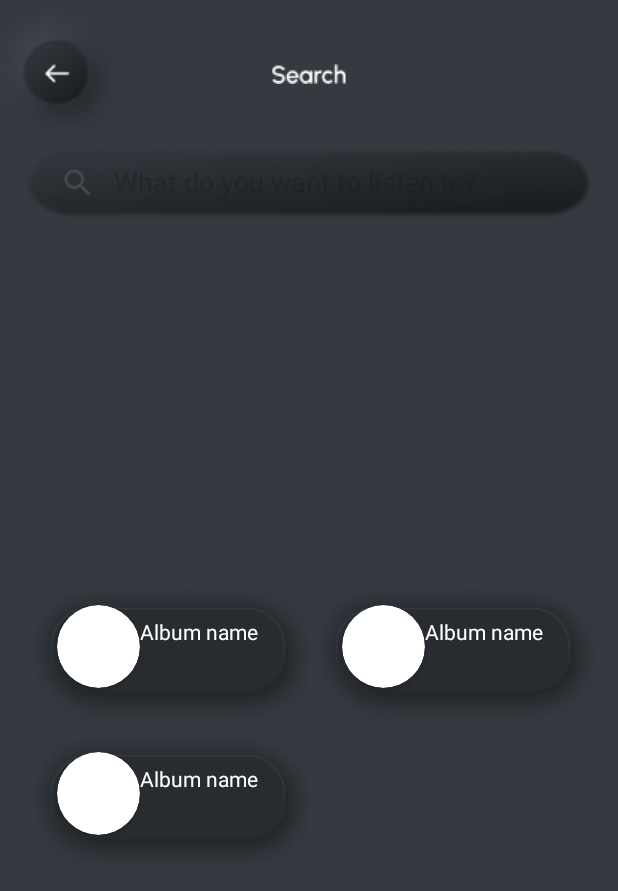
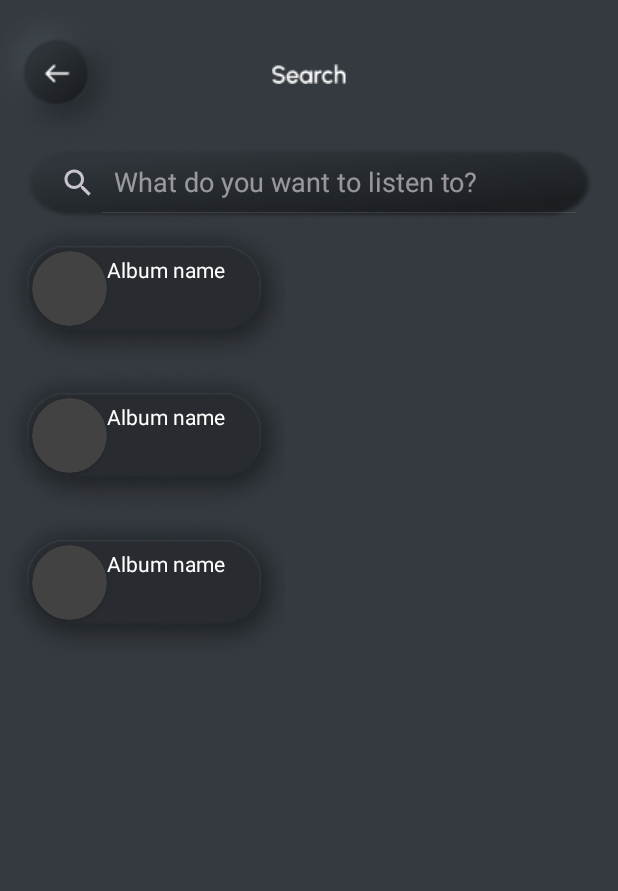
Before and after one commit to sleepingforest100/Music-App-Android, an Android app: the layout fragment_search.xml on its own in the app's theme, with its tools: preview values and no code run, on a phone screen of 412 x 824 dp. Shown: the top 891 px of the screen. Run offline under Robolectric (Android 15) with nearby library versions, the phone set to English and light mode, and no system bars.

Commit message:
feature: add search

```diff
--- a/app/src/main/java/kz/just_code/musicapp/MainActivity.kt
+++ b/app/src/main/java/kz/just_code/musicapp/MainActivity.kt
@@ -2,6 +2,7 @@ package kz.just_code.musicapp
 
 import androidx.appcompat.app.AppCompatActivity
 import android.os.Bundle
+import androidx.appcompat.app.AppCompatDelegate
 import androidx.navigation.NavController
 import androidx.navigation.findNavController
 import androidx.navigation.ui.setupWithNavController
@@ -17,6 +18,7 @@ class MainActivity : AppCompatActivity() {
         super.onCreate(savedInstanceState)
         binding = ActivityMainBinding.inflate(layoutInflater)
         setContentView(binding.root)
+        AppCompatDelegate.setDefaultNightMode(AppCompatDelegate.MODE_NIGHT_YES)
 
         // Найти NavController
         navController = findNavController(R.id.nav_host_fragment)
--- a/app/src/main/java/kz/just_code/musicapp/data/MusicRepository.kt
+++ b/app/src/main/java/kz/just_code/musicapp/data/MusicRepository.kt
@@ -1,14 +1,12 @@
 package kz.just_code.musicapp.data
 
 import androidx.lifecycle.LiveData
-import kz.just_code.musicapp.AlbumData
-import kz.just_code.musicapp.AlbumItem
-import kz.just_code.musicapp.Albums
 import kz.just_code.musicapp.PlaylistSecondList
+import kz.just_code.musicapp.SongTrackItem
 
 interface MusicRepository {
     suspend fun searchMusic(text: String)
-    val albumlivedata: LiveData<List<AlbumItem>?>
+    val tracksLiveData: LiveData<List<SongTrackItem>?>
 
     suspend fun getAlbums()
     val homeAlbumsLiveData: LiveData<List<PlaylistSecondList>>
--- a/app/src/main/java/kz/just_code/musicapp/data/SpotifyApi.kt
+++ b/app/src/main/java/kz/just_code/musicapp/data/SpotifyApi.kt
@@ -8,7 +8,7 @@ import retrofit2.http.Headers
 import retrofit2.http.Query
 
 interface SpotifyApi {
-    @GET("search")
+    @GET("search/?type=tracks")
     @Headers(
         "X-RapidAPI-Key: 8f41e30c1emshf912ca809a7dcc9p1593d5jsnd63c6c141314",
         "X-RapidAPI-Host: spotify23.p.rapidapi.com"
--- a/app/src/main/java/kz/just_code/musicapp/viewmodel/SearchViewModel.kt
+++ b/app/src/main/java/kz/just_code/musicapp/viewmodel/SearchViewModel.kt
@@ -3,12 +3,14 @@ package kz.just_code.musicapp.viewmodel
 import androidx.lifecycle.LiveData
 import dagger.hilt.android.lifecycle.HiltViewModel
 import kz.just_code.musicapp.AlbumItem
+import kz.just_code.musicapp.SongTrackData
+import kz.just_code.musicapp.SongTrackItem
 import kz.just_code.musicapp.data.MusicRepository
 import javax.inject.Inject
 
 @HiltViewModel
 class SearchViewModel @Inject constructor(private val repository: MusicRepository): BaseViewModel() {
-val albumsLiveData: LiveData<List<AlbumItem>?> = repository.albumlivedata
+val trackLiveData: LiveData<List<SongTrackItem>?> = repository.tracksLiveData
 
     fun searchMusic(text: String){
         launch(
--- a/app/src/main/res/layout/fragment_search.xml
+++ b/app/src/main/res/layout/fragment_search.xml
@@ -27,7 +27,7 @@
 
     <androidx.appcompat.widget.SearchView
         android:id="@+id/searchView"
-        android:layout_width="match_parent"
+        android:layout_width="0dp"
         android:layout_height="wrap_content"
         android:layout_marginHorizontal="16dp"
         android:background="@drawable/search_box"
@@ -52,13 +52,12 @@
 
     <androidx.recyclerview.widget.RecyclerView
         android:id="@+id/search_recyclerView"
-        android:layout_width="wrap_content"
-        android:layout_height="wrap_content"
+        android:layout_width="0dp"
+        android:layout_height="0dp"
         app:layoutManager="androidx.recyclerview.widget.GridLayoutManager"
         app:layout_constraintBottom_toBottomOf="parent"
         app:layout_constraintEnd_toEndOf="parent"
         app:layout_constraintStart_toStartOf="parent"
         app:layout_constraintTop_toBottomOf="@id/searchView"
-        app:spanCount="2"
         tools:listitem="@layout/item_albums_response" />
 </androidx.constraintlayout.widget.ConstraintLayout>
--- a/app/src/main/res/layout/item_albums_response.xml
+++ b/app/src/main/res/layout/item_albums_response.xml
@@ -1,41 +1,44 @@
 <?xml version="1.0" encoding="utf-8"?>
 <androidx.constraintlayout.widget.ConstraintLayout xmlns:android="http://schemas.android.com/apk/res/android"
+    xmlns:app="http://schemas.android.com/apk/res-auto"
     android:layout_width="wrap_content"
-    android:layout_height="wrap_content"
-    xmlns:app="http://schemas.android.com/apk/res-auto">
-<ImageView
-    android:layout_width="wrap_content"
-    android:layout_height="wrap_content"
-    android:src="@drawable/album_response_bg"
-    app:layout_constraintStart_toStartOf="parent"
-    app:layout_constraintTop_toTopOf="parent"
-    app:layout_constraintBottom_toBottomOf="parent"
-    app:layout_constraintEnd_toEndOf="parent"/>
+    android:layout_height="wrap_content">
+
+    <ImageView
+        android:layout_width="wrap_content"
+        android:layout_height="wrap_content"
+        android:src="@drawable/album_response_bg"
+        app:layout_constraintBottom_toBottomOf="parent"
+        app:layout_constraintEnd_toEndOf="parent"
+        app:layout_constraintStart_toStartOf="parent"
+        app:layout_constraintTop_toTopOf="parent" />
+
     <androidx.cardview.widget.CardView
         android:id="@+id/album_image_box"
-        android:layout_width="55dp"
-        android:layout_height="55dp"
-        android:layout_marginTop="16dp"
-android:layout_marginStart="22dp"
+        android:layout_width="50dp"
+        android:layout_height="50dp"
+        android:layout_marginStart="21dp"
+        android:layout_marginTop="21dp"
+        app:cardCornerRadius="30dp"
         app:layout_constraintStart_toStartOf="parent"
-        app:layout_constraintTop_toTopOf="parent"
-        app:cardCornerRadius="30dp">
+        app:layout_constraintTop_toTopOf="parent">
 
         <ImageView
             android:id="@+id/album_icon"
-            android:layout_width="76dp"
-            android:layout_height="76dp" />
+            android:layout_width="match_parent"
+            android:layout_height="match_parent" />
     </androidx.cardview.widget.CardView>
+
     <TextView
         android:id="@+id/album_title"
         android:layout_width="wrap_content"
         android:layout_height="wrap_content"
+        android:layout_marginTop="24dp"
+        android:layout_marginEnd="5dp"
         android:text="@string/album_name"
         android:textColor="@color/white"
         android:textSize="14sp"
-        app:layout_constraintTop_toTopOf="parent"
         app:layout_constraintStart_toEndOf="@id/album_image_box"
-        android:layout_marginEnd="5dp"
-        android:layout_marginTop="24dp"/>
+        app:layout_constraintTop_toTopOf="parent" />
 
 </androidx.constraintlayout.widget.ConstraintLayout>
```
Also changed, not shown: app/src/main/java/kz/just_code/musicapp/AlbumAdapter.kt (deleted, +0 -31 lines), app/src/main/java/kz/just_code/musicapp/AlbumViewHolder.kt (deleted, +0 -22 lines), app/src/main/java/kz/just_code/musicapp/DataClasses.kt (+6 -6 lines), app/src/main/java/kz/just_code/musicapp/TrackAdapter.kt (added, +32 -0 lines), app/src/main/java/kz/just_code/musicapp/TrackViewHolder.kt (added, +19 -0 lines), app/src/main/java/kz/just_code/musicapp/fragments/BaseFragment.kt (+25 -0 lines), app/src/main/java/kz/just_code/musicapp/fragments/SearchFragment.kt (+5 -4 lines), app/src/main/java/kz/just_code/musicapp/repository/MusicRepositoryImpl.kt (+4 -4 lines).
